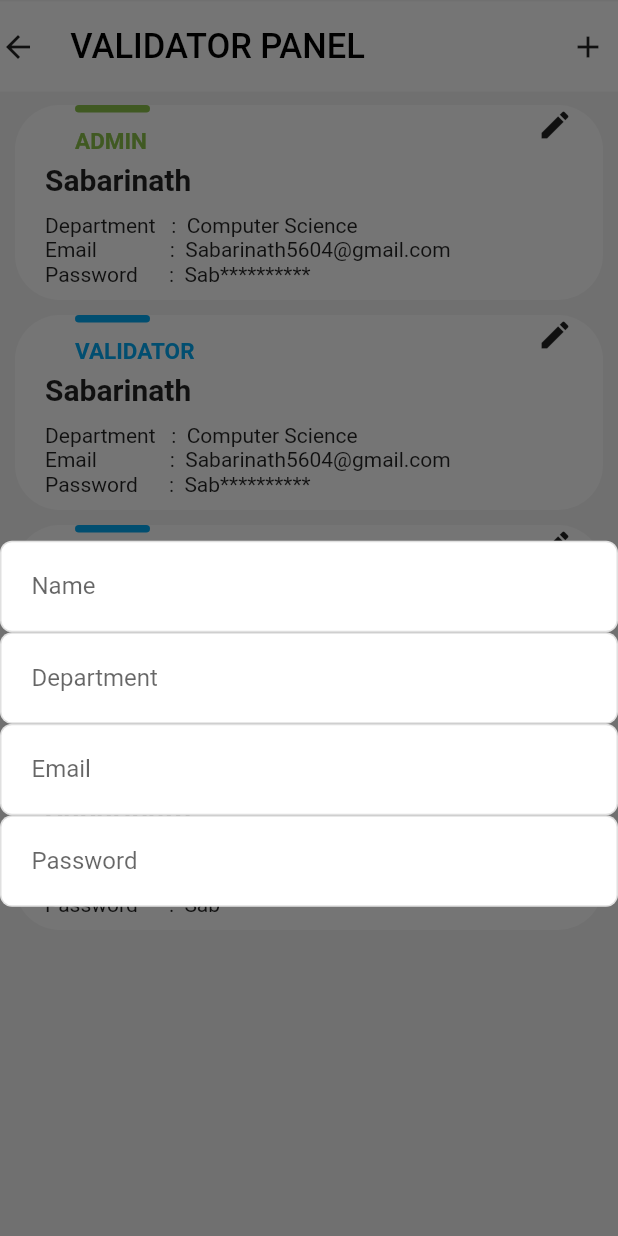
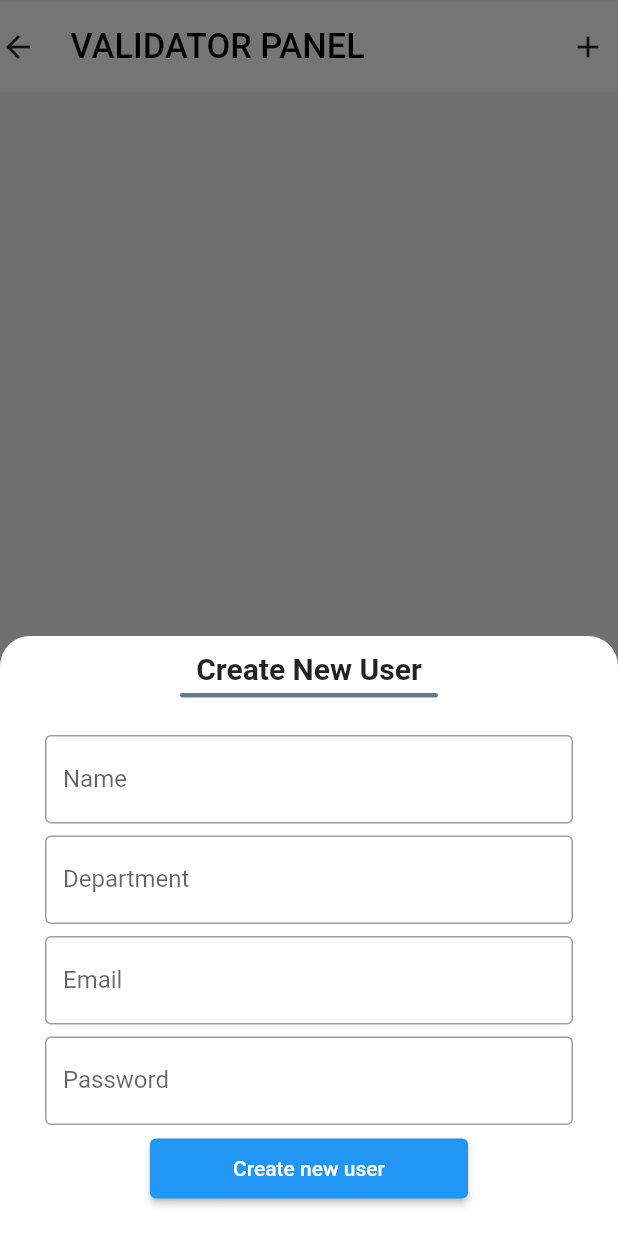
Before and after one commit to xcodelabs/library_scan, a Flutter app: the validator screen opened directly, after a tap on the "add" icon, on a phone screen of 412 x 824 dp. Run offline on Flutter 3.47's test engine with Material 2 defaults, Android fonts, the phone set to English and light mode, and no system bars; drawn by our look-alikes of searchfield; our stand-ins replace firebase_core, firebase_database, flutter_swiper_view, fluttertoast, google_fonts, pinput; missing offline and left inert: flutter_barcode_scanner; accounts and stored records are empty; network calls fail.

Commit message:
Firebase connected validator page modified

```diff
--- a/lib/main.dart
+++ b/lib/main.dart
@@ -1,8 +1,10 @@
+import 'package:firebase_core/firebase_core.dart';
 import 'package:flutter/material.dart';
 import 'package:library_scan/screen/home.dart';
 import 'package:library_scan/screen/login.dart';
 
 void main() {
+  Firebase.initializeApp();
   runApp(Library_scan());
 }
 
--- a/lib/screen/home.dart
+++ b/lib/screen/home.dart
@@ -39,6 +39,7 @@ class _homeState extends State<home> {
       _scanBarcode = barcodeScanRes;
       TextEditingController tx = TextEditingController();
       tx.text = _scanBarcode;
+      showResult(tx);
       final defaultPinTheme = PinTheme(
         width: 60,
         height: 64,
@@ -46,73 +47,6 @@ class _homeState extends State<home> {
         decoration: BoxDecoration(color: Color.fromRGBO(159, 132, 193, 0.8)),
       );
       final focusNode = FocusNode();
-      showModalBottomSheet(
-          context: context,
-          backgroundColor: Colors.transparent,
-          builder: (context) {
-            return Container(
-              width: MediaQuery.of(context).size.width,
-              decoration: BoxDecoration(
-                  color: Colors.white,
-                  borderRadius: BorderRadius.only(
-                      topLeft: Radius.circular(50),
-                      topRight: Radius.circular(50))),
-              height: 260,
-              child: Stack(
-                fit: StackFit.expand,
-                alignment: Alignment.center,
-                children: [
-                  Positioned(
-                    top: 10,
-                    child: Text('Book Code Scanned\nSucessfully',
-                        textAlign: TextAlign.center,
-                        style: GoogleFonts.varelaRound(
-                          fontSize: 22.0,
-                          fontWeight: FontWeight.bold,
-                          color: const Color(0xFF2F1500),
-                        )),
-                  ),
-                  Positioned(
-                    top: 120,
-                    child: SizedBox(
-                      width: 300,
-                      height: 30,
-                      child: Pinput(
-                        controller: tx,
-                        length: 8,
-                      ),
-                    ),
-                  ),
-                  Positioned(
-                      top: 70,
-                      child: Text(
-                        'Please verify the scanned code \ncorrect with book code ',
-                        textAlign: TextAlign.center,
-                        style: TextStyle(fontSize: 12),
-                      )),
-                  Positioned(
-                      top: 180,
-                      child: Row(
-                        children: [
-                          InkWell(
-                            onTap: () {
-                              Navigator.pop(context);
-                            },
-                            child: Container(
-                                width: 200,
-                                height: 60,
-                                child: Image.asset('asset/ok.png')),
-                          ),
-                          Container(
-                              width: 200,
-                              height: 60,
-                              child: Image.asset('asset/cancel.png'))
-                        ],
-                      ))
-                ],
-              ),
-            );
-          });
     });
   }
 
@@ -122,8 +56,17 @@ class _homeState extends State<home> {
     // Platform messages may fail, so we use a try/catch PlatformException.
     try {
       barcodeScanRes = await FlutterBarcodeScanner.scanBarcode(
-          '#ff6666', 'Cancel', true, ScanMode.BARCODE);
+        '#ff6666',
+        'Cancel',
+        true,
+        ScanMode.BARCODE,
+      );
       print(barcodeScanRes);
+      TextEditingController tx = TextEditingController();
+      tx.text = barcodeScanRes;
+      if (barcodeScanRes != '-1') {
+        showResult(tx);
+      }
     } on PlatformException {
       barcodeScanRes = 'Failed to get platform version.';
     }
@@ -186,7 +129,8 @@ class _homeState extends State<home> {
                 padding: const EdgeInsets.symmetric(horizontal: 25.0),
                 child: InkWell(
                   onTap: () {
-                    scanQR();
+                    scanBarcodeNormal();
+                    //  scanQR();
                   },
                   child: Container(
                     padding: const EdgeInsets.all(20.0),
@@ -222,4 +166,78 @@ class _homeState extends State<home> {
       ),
     );
   }
+
+  showResult(TextEditingController tx) {
+    return showModalBottomSheet(
+        context: context,
+        isScrollControlled: true,
+        backgroundColor: Colors.transparent,
+        builder: (context) {
+          return Padding(
+            padding: MediaQuery.of(context).viewInsets,
+            child: Container(
+              width: MediaQuery.of(context).size.width,
+              decoration: BoxDecoration(
+                  color: Colors.white,
+                  borderRadius: BorderRadius.only(
+                      topLeft: Radius.circular(50),
+                      topRight: Radius.circular(50))),
+              height: 260,
+              child: Stack(
+                fit: StackFit.expand,
+                alignment: Alignment.center,
+                children: [
+                  Positioned(
+                    top: 10,
+                    child: Text('Book Code Scanned\nSucessfully',
+                        textAlign: TextAlign.center,
+                        style: GoogleFonts.varelaRound(
+                          fontSize: 22.0,
+                          fontWeight: FontWeight.bold,
+                          color: const Color(0xFF2F1500),
+                        )),
+                  ),
+                  Positioned(
+                    top: 120,
+                    child: SizedBox(
+                      width: 300,
+                      height: 30,
+                      child: Pinput(
+                        controller: tx,
+                        length: 8,
+                      ),
+                    ),
+                  ),
+                  Positioned(
+                      top: 70,
+                      child: Text(
+                        'Please verify the scanned code \ncorrect with book code ',
+                        textAlign: TextAlign.center,
+                        style: TextStyle(fontSize: 12),
+                      )),
+                  Positioned(
+                      top: 180,
+                      child: Row(
+                        children: [
+                          InkWell(
+                            onTap: () {
+                              Navigator.pop(context);
+                            },
+                            child: Container(
+                                width: 200,
+                                height: 60,
+                                child: Image.asset('asset/ok.png')),
+                          ),
+                          Container(
+                              width: 200,
+                              height: 60,
+                              child: Image.asset('asset/cancel.png'))
+                        ],
+                      ))
+                ],
+              ),
+            ),
+          );
+        });
+  }
 }
--- a/lib/screen/login.dart
+++ b/lib/screen/login.dart
@@ -2,6 +2,7 @@ import 'package:flutter/material.dart';
 import 'package:google_fonts/google_fonts.dart';
 import 'package:library_scan/screen/home.dart';
 import 'package:library_scan/screen/primary.dart';
+import 'package:firebase_database/firebase_database.dart';
 
 class LoginPage extends StatefulWidget {
   LoginPage({Key? key}) : super(key: key);
--- a/lib/screen/validator.dart
+++ b/lib/screen/validator.dart
@@ -4,6 +4,8 @@ import 'package:flutter/src/foundation/key.dart';
 import 'package:flutter/src/widgets/framework.dart';
 import 'package:google_fonts/google_fonts.dart';
 import 'package:library_scan/Components/user_card.dart';
+import 'package:searchfield/searchfield.dart';
+import 'package:fluttertoast/fluttertoast.dart';
 
 class validator extends StatefulWidget {
   const validator({Key? key}) : super(key: key);
@@ -16,7 +18,10 @@ class _validatorState extends State<validator> {
   List user = [];
   @override
   Widget build(BuildContext context) {
+    print(user);
     return SafeArea(
+        child: Padding(
+      padding: MediaQuery.of(context).viewInsets,
       child: Scaffold(
           body: Container(
         color: Color.fromARGB(255, 245, 245, 245),
@@ -45,89 +50,7 @@ class _validatorState extends State<validator> {
                         alignment: Alignment.centerRight,
                         icon: Icon(Icons.add),
                         onPressed: () {
-                        showModalBottomSheet(
-                            context: context,
-                            backgroundColor: Colors.transparent,
-                            builder: (BuildContext context) {
-                              return Container(
-                                child: ListView(
-                                  children: [
-                                    Container(
-                                      decoration: BoxDecoration(
-                                        color: Colors.white,
-                                        border:
-                                            Border.all(color: Colors.black12),
-                                        borderRadius: BorderRadius.circular(8),
-                                      ),
-                                      child: const Padding(
-                                        padding: EdgeInsets.only(left: 20.0),
-                                        child: TextField(
-                                          decoration: InputDecoration(
-                                            labelText: 'Name',
-                                            border: InputBorder.none,
-                                            hintText: 'Enter user name',
-                                          ),
-                                        ),
-                                      ),
-                                    ),
-                                    Container(
-                                      decoration: BoxDecoration(
-                                        color: Colors.white,
-                                        border:
-                                            Border.all(color: Colors.black12),
-                                        borderRadius: BorderRadius.circular(8),
-                                      ),
-                                      child: const Padding(
-                                        padding: EdgeInsets.only(left: 20.0),
-                                        child: TextField(
-                                          decoration: InputDecoration(
-                                            labelText: 'Department',
-                                            border: InputBorder.none,
-                                            hintText: 'Enter user department',
-                                          ),
-                                        ),
-                                      ),
-                                    ),
-                                    Container(
-                                      decoration: BoxDecoration(
-                                        color: Colors.white,
-                                        border:
-                                            Border.all(color: Colors.black12),
-                                        borderRadius: BorderRadius.circular(8),
-                                      ),
-                                      child: const Padding(
-                                        padding: EdgeInsets.only(left: 20.0),
-                                        child: TextField(
-                                          decoration: InputDecoration(
-                                            labelText: 'Email',
-                                            border: InputBorder.none,
-                                            hintText: 'Enter user email',
-                                          ),
-                                        ),
-                                      ),
-                                    ),
-                                    Container(
-                                      decoration: BoxDecoration(
-                                        color: Colors.white,
-                                        border:
-                                            Border.all(color: Colors.black12),
-                                        borderRadius: BorderRadius.circular(8),
-                                      ),
-                                      child: const Padding(
-                                        padding: EdgeInsets.only(left: 20.0),
-                                        child: TextField(
-                                          decoration: InputDecoration(
-                                            labelText: 'Password',
-                                            border: InputBorder.none,
-                                            hintText: 'Enter user password',
-                                          ),
-                                        ),
-                                      ),
-                                    ),
-                                  ],
-                                ),
-                              );
-                            });
+                          createUser();
                         },
                       ))
                     ],
@@ -138,43 +61,179 @@ class _validatorState extends State<validator> {
                 width: MediaQuery.of(context).size.width - 20,
                 height: MediaQuery.of(context).size.height - 70,
                 child: ListView(
-                children: [
-                  userCard(
-                    name: 'Sabarinath',
-                    email: 'Sabarinath5604@gmail.com',
-                    pass: 'Sab**********',
-                    id: '123455',
-                    type: 'AD',
-                    dep: 'Computer Science',
-                  ),
-                  userCard(
-                    name: 'Sabarinath',
-                    email: 'Sabarinath5604@gmail.com',
-                    pass: 'Sab**********',
-                    id: '123455',
-                    type: 'VD',
-                    dep: 'Computer Science',
-                  ),
-                  userCard(
-                    name: 'Sabarinath',
-                    email: 'Sabarinath5604@gmail.com',
-                    pass: 'Sab**********',
-                    id: '123455',
-                    type: 'VD',
-                    dep: 'Computer Science',
-                  ),
-                  userCard(
-                    name: 'Sabarinath',
-                    email: 'Sabarinath5604@gmail.com',
-                    pass: 'Sab**********',
-                    id: '123455',
-                    type: 'AD',
-                    dep: 'Computer Science',
-                  )
-                ],
+                  children: [for (int i = 0; i < user.length; i++) user[i]],
                 ))
           ],
         ),
-    )));
+      )),
+    ));
+  }
+
+  createUser() {
+    TextEditingController name = TextEditingController(),
+        email = TextEditingController(),
+        Department = TextEditingController(),
+        password = TextEditingController();
+    bool admin = false;
+    List list = [
+      'Computer Science',
+      'Mechanical',
+      'Civil',
+      'Electronics and Communication',
+      'Electrical and Electronics'
+    ];
+
+    return showModalBottomSheet(
+        context: context,
+        isScrollControlled: true,
+        backgroundColor: Colors.transparent,
+        builder: (BuildContext context) {
+          return Padding(
+              padding: MediaQuery.of(context).viewInsets,
+              child: StatefulBuilder(builder: ((context, state) {
+                return SafeArea(
+                  child: Container(
+                    width: MediaQuery.of(context).size.width,
+                    decoration: BoxDecoration(
+                        borderRadius: BorderRadius.only(
+                            topLeft: Radius.circular(20),
+                            topRight: Radius.circular(20)),
+                        color: Colors.white),
+                    height: 400,
+                    child: ListView(
+                      children: [
+                        SizedBox(
+                          height: 10,
+                        ),
+                        Text(
+                          'Create New User',
+                          textAlign: TextAlign.center,
+                          style: TextStyle(
+                              fontSize: 20,
+                              fontWeight: FontWeight.bold,
+                              textBaseline: TextBaseline.alphabetic),
+                        ),
+                        Container(
+                            margin: EdgeInsets.symmetric(
+                                vertical: 5, horizontal: 120),
+                            height: 3,
+                            decoration: BoxDecoration(
+                                borderRadius:
+                                    BorderRadius.all(Radius.circular(20)),
+                                color: Colors.blueGrey)),
+                        Container(
+                          width: 200,
+                          //   height: 60,
+                          margin: EdgeInsets.only(
+                              left: 30, right: 30, bottom: 4, top: 20),
+                          color: Colors.white,
+                          child: TextField(
+                              controller: name,
+                              decoration: InputDecoration(
+                                border: OutlineInputBorder(),
+                                labelText: 'Name',
+                              )),
+                        ),
+                        Container(
+                          width: 200,
+                          //  height: 60,
+                          margin: EdgeInsets.only(
+                              left: 30, right: 30, bottom: 4, top: 4),
+                          color: Colors.white,
+                          child: SearchField(
+                              controller: Department,
+                              suggestions: list
+                                  .map((e) => SearchFieldListItem(e))
+                                  .toList(),
+                              searchInputDecoration: InputDecoration(
+                                border: OutlineInputBorder(),
+                                labelText: 'Department',
+                              )),
+                        ),
+                        Container(
+                          width: 200,
+                          //  height: 60,
+                          margin: EdgeInsets.only(
+                              left: 30, right: 30, bottom: 4, top: 4),
+                          color: Colors.white,
+                          child: TextField(
+                              controller: email,
+                              decoration: InputDecoration(
+                                border: OutlineInputBorder(),
+                                labelText: 'Email',
+                              )),
+                        ),
+                        Container(
+                          width: 200,
+                          //  height: 60,
+                          margin: EdgeInsets.only(
+                              left: 30, right: 30, bottom: 4, top: 4),
+                          color: Colors.white,
+                          child: TextField(
+                              controller: password,
+                              decoration: InputDecoration(
+                                border: OutlineInputBorder(),
+                                labelText: 'Password',
+                              )),
+                        ),
+                        /*   Row(
+                          children: [
+                            SizedBox(
+                              width: 20,
+                            ),
+                            Checkbox(
+                              value: admin,
+                              onChanged: (value) {
+                                setState() {
+                                  if (admin) {
+                                    admin = false;
+                                  } else {
+                                    admin = true;
                                   }
                                 }
+                              },
+                            ),
+                            Text('To make as Admin')
+                          ],
+                        ),*/
+                        Container(
+                          margin: EdgeInsets.only(
+                              right: 100, left: 100, bottom: 10, top: 5),
+                          width: 120,
+                          height: 40,
+                          child: ElevatedButton(
+                              onPressed: () {
+                                if (name.text == '' &&
+                                    email.text == '' &&
+                                    password.text == '' &&
+                                    Department.text == '') {
+                                  Fluttertoast.showToast(
+                                      msg: 'Please fill the box');
+                                } else {
+                                  st(userCard(
+                                    name: name.text,
+                                    email: email.text,
+                                    pass: password.text,
+                                    id: '111111',
+                                    type: 'VD',
+                                    dep: Department.text,
+                                  ));
+                                  Navigator.pop(context);
+                                }
+                              },
+                              child: Text('Create new user')),
+                        ),
+                      ],
+                    ),
+                  ),
+                );
+              })));
+        });
+  }
+
+  st(userCard userCard) {
+    setState(() {
+      user.add(userCard);
+    });
+  }
+}
--- a/pubspec.yaml
+++ b/pubspec.yaml
@@ -38,6 +38,10 @@ dependencies:
   google_fonts: ^3.0.1
   flutter_swiper_view: ^1.1.8
   pinput: ^2.2.12
+  searchfield: ^0.6.9
+  fluttertoast: ^8.0.9
+  firebase_core: ^1.21.0
+  firebase_database: ^9.1.2
 
 dev_dependencies:
   flutter_test:
```
Also changed, not shown: pubspec.lock, 4 other files. Lines whose indentation alone changed are shown as unchanged.
